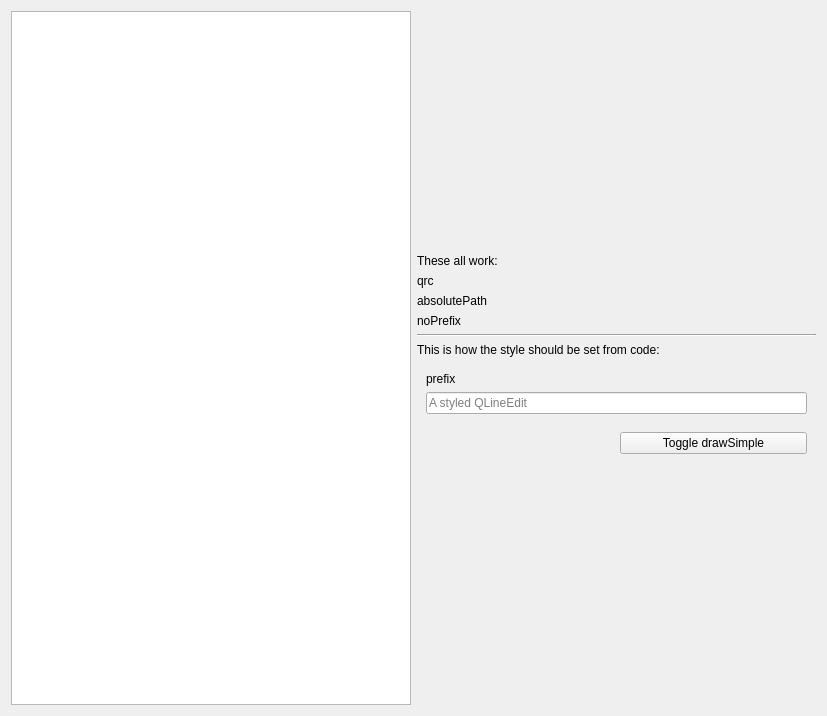
Old version of the form dev/Code/Framework/AzQtComponents/AzQtComponents/Gallery/StyleSheetPage.ui in the repository aws/lumberyard.
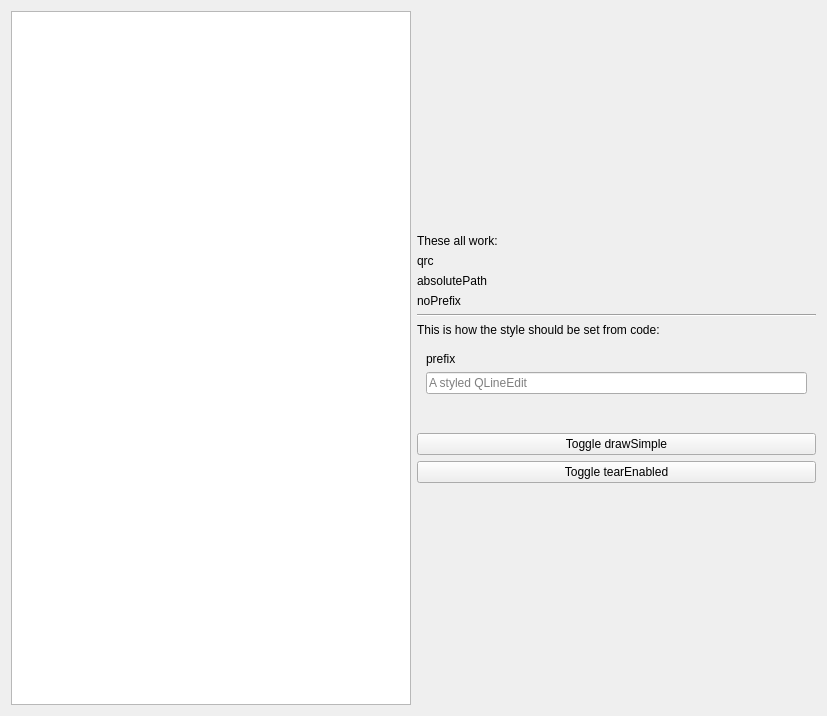
New version of the form. Custom widgets are drawn as their Qt base class.

The edit to the form file:
```diff
--- a/dev/Code/Framework/AzQtComponents/AzQtComponents/Gallery/StyleSheetPage.ui
+++ b/dev/Code/Framework/AzQtComponents/AzQtComponents/Gallery/StyleSheetPage.ui
@@ -118,12 +118,16 @@
          </widget>
         </item>
         <item>
-         <layout class="QHBoxLayout" name="horizontalLayout_2">
-          <item>
            <widget class="Example::Widget" name="widget" native="true"/>
           </item>
+       </layout>
+      </widget>
+     </item>
           <item>
-           <widget class="QPushButton" name="toggleButton">
+      <widget class="AzQtComponents::TitleBar" name="titleBar" native="true"/>
+     </item>
+     <item>
+      <widget class="QPushButton" name="drawSimpleToggle">
             <property name="text">
              <string>Toggle drawSimple</string>
             </property>
@@ -132,9 +136,14 @@
             </property>
            </widget>
           </item>
-         </layout>
-        </item>
-       </layout>
+     <item>
+      <widget class="QPushButton" name="tearEnabledToggle">
+       <property name="text">
+        <string>Toggle tearEnabled</string>
+       </property>
+       <property name="checkable">
+        <bool>true</bool>
+       </property>
       </widget>
      </item>
      <item>
@@ -173,6 +182,12 @@
    <header>Gallery/StyleSheetPage.h</header>
    <container>1</container>
   </customwidget>
+  <customwidget>
+   <class>AzQtComponents::TitleBar</class>
+   <extends>QWidget</extends>
+   <header>AzQtComponents/Components/Titlebar.h</header>
+   <container>1</container>
+  </customwidget>
  </customwidgets>
  <resources/>
  <connections/>
```
Lines whose indentation alone changed are shown as unchanged.
